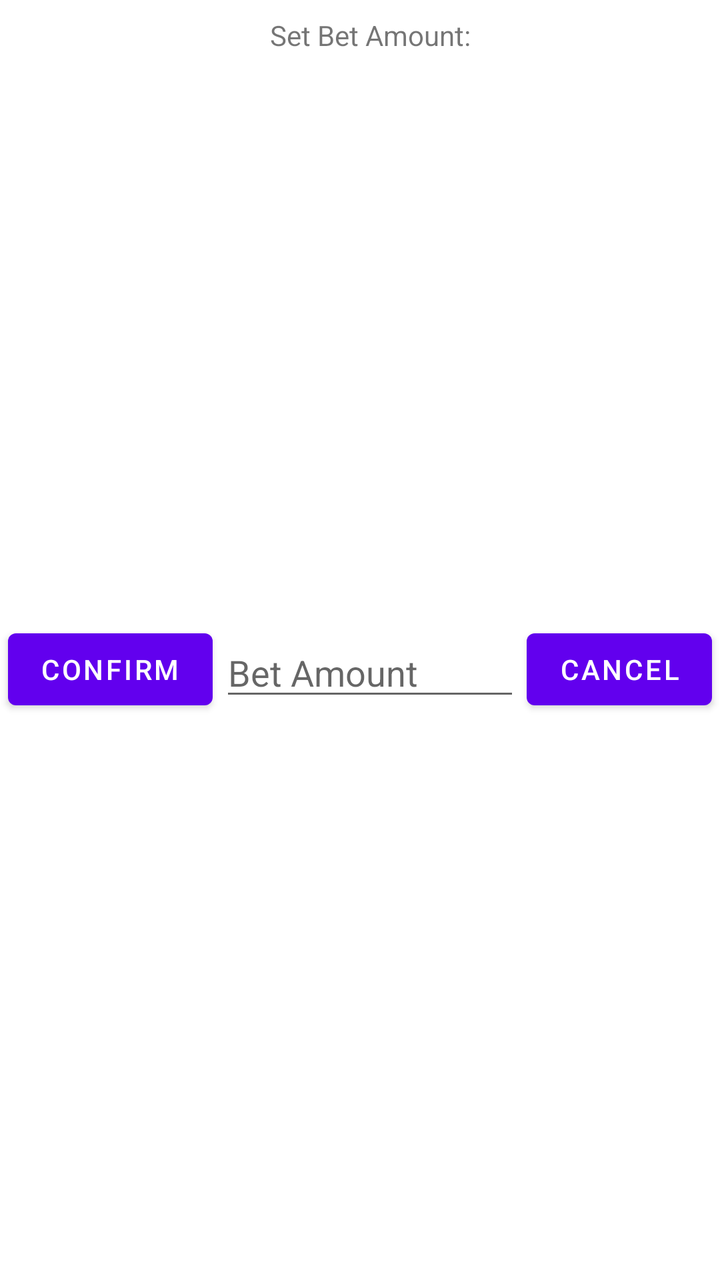
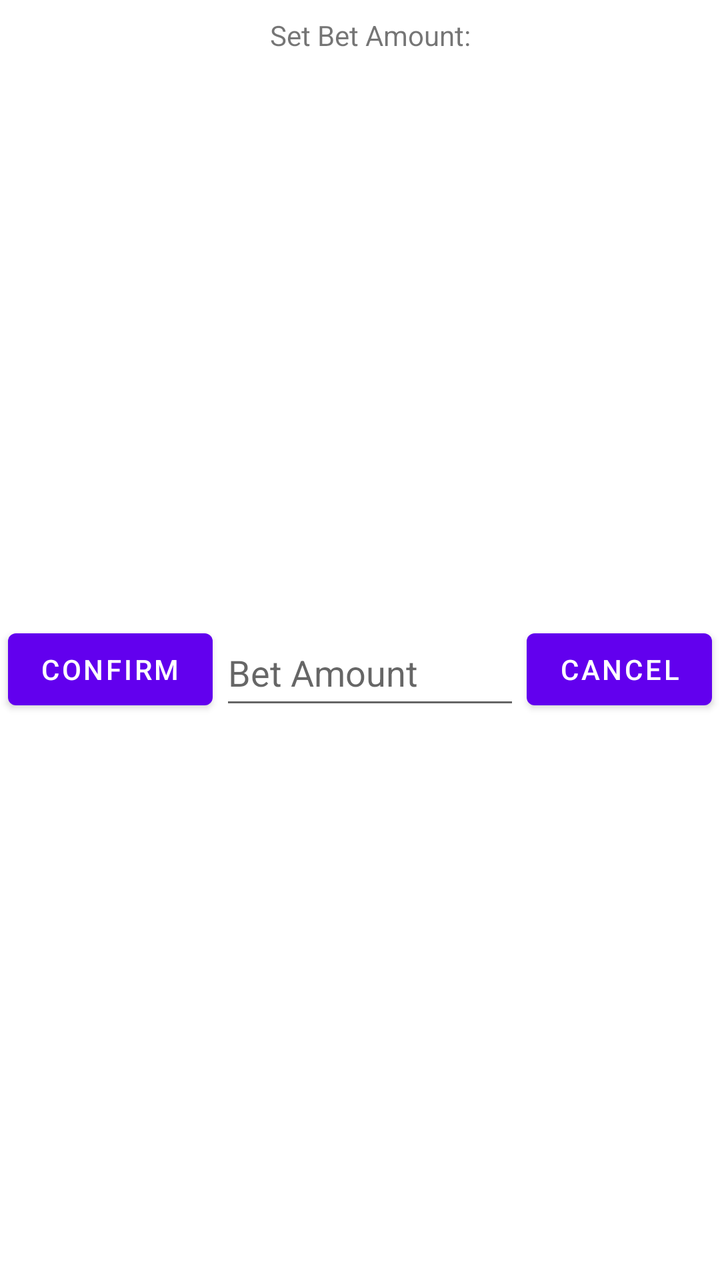

An Android layout rendered at two revisions. The XML below is the earlier revision; the diff shows what the commit changed to produce the second picture.
<!-- AndroidManifest.xml: application theme Theme.GamblingBadger -->
<!-- res/layout/blackjack_set_bet_popup.xml -->
<?xml version="1.0" encoding="utf-8"?>
<androidx.constraintlayout.widget.ConstraintLayout xmlns:android="http://schemas.android.com/apk/res/android"
    xmlns:app="http://schemas.android.com/apk/res-auto"
    xmlns:tools="http://schemas.android.com/tools"
    android:layout_width="match_parent"
    android:layout_height="wrap_content">

    <TextView
        android:id="@+id/instructionTextView"
        android:layout_width="wrap_content"
        android:layout_height="wrap_content"
        android:layout_marginTop="8dp"
        android:text="Set Bet Amount:"
        app:layout_constraintEnd_toEndOf="@+id/TextInputSetBet"
        app:layout_constraintStart_toStartOf="@+id/TextInputSetBet"
        app:layout_constraintTop_toTopOf="parent" />

    <Button
        android:id="@+id/ConfirmButton"
        android:layout_width="wrap_content"
        android:layout_height="wrap_content"
        android:layout_marginStart="4dp"
        android:text="Confirm"
        app:layout_constraintBottom_toBottomOf="@+id/TextInputSetBet"
        app:layout_constraintStart_toStartOf="parent"
        app:layout_constraintTop_toTopOf="@+id/TextInputSetBet" />

    <Button
        android:id="@+id/CancelButton"
        android:layout_width="wrap_content"
        android:layout_height="wrap_content"
        android:layout_marginEnd="4dp"
        android:text="Cancel"
        app:layout_constraintBottom_toBottomOf="@+id/TextInputSetBet"
        app:layout_constraintEnd_toEndOf="parent"
        app:layout_constraintTop_toTopOf="@+id/TextInputSetBet" />

    <EditText
        android:id="@+id/TextInputSetBet"
        android:layout_width="150dp"
        android:layout_height="wrap_content"
        android:layout_marginStart="8dp"
        android:layout_marginTop="10dp"
        android:layout_marginEnd="8dp"
        android:layout_marginBottom="8dp"
        android:ems="10"
        android:hint="Bet Amount"
        android:inputType="numberDecimal"
        app:layout_constraintBottom_toBottomOf="parent"
        app:layout_constraintEnd_toStartOf="@+id/CancelButton"
        app:layout_constraintStart_toEndOf="@+id/ConfirmButton"
        app:layout_constraintTop_toBottomOf="@+id/instructionTextView" />

</androidx.constraintlayout.widget.ConstraintLayout>
<!-- resources referenced by this layout -->
<resources>
  <style name="Theme.GamblingBadger" parent="Theme.MaterialComponents.DayNight.DarkActionBar">
          
          <item name="colorPrimary">@color/purple_500</item>
          <item name="colorPrimaryVariant">@color/purple_700</item>
          <item name="colorOnPrimary">@color/white</item>
          
          <item name="colorSecondary">@color/teal_200</item>
          <item name="colorSecondaryVariant">@color/teal_700</item>
          <item name="colorOnSecondary">@color/black</item>
          
          <item name="android:statusBarColor" tools:targetApi="l">?attr/colorPrimaryVariant</item>
          
      </style>
  <color name="purple_500">#FF6200EE</color>
  <color name="purple_700">#FF3700B3</color>
  <color name="white">#FFFFFFFF</color>
  <color name="teal_200">#FF03DAC5</color>
  <color name="teal_700">#FF018786</color>
  <color name="black">#FF000000</color>
</resources>

<!-- the commit's change to res/layout/blackjack_set_bet_popup.xml (unified diff, before → after) -->
@@ -38,7 +38,7 @@
     <EditText
         android:id="@+id/TextInputSetBet"
         android:layout_width="150dp"
-        android:layout_height="wrap_content"
+        android:layout_height="50dp"
         android:layout_marginStart="8dp"
         android:layout_marginTop="10dp"
         android:layout_marginEnd="8dp"
